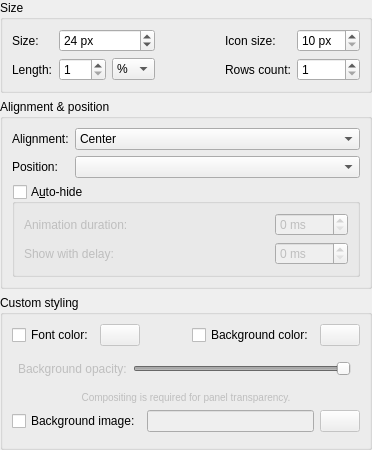
Before: the Qt Designer form panel/config/configpanelwidget.ui in lxqt/lxqt-panel, drawn with Qt 5.
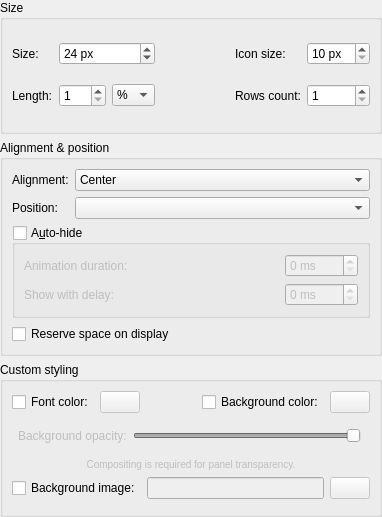
After: the same form once the commit is applied. Icons and pictures are not drawn.

Commit message:
panel: Make space reserve on display configurable
..to allow maximized windows go under the panel (if the user wants to).

```diff
--- a/panel/config/configpanelwidget.ui
+++ b/panel/config/configpanelwidget.ui
@@ -6,8 +6,8 @@
    <rect>
     <x>0</x>
     <y>0</y>
-    <width>372</width>
-    <height>397</height>
+    <width>382</width>
+    <height>517</height>
    </rect>
   </property>
   <property name="sizePolicy">
@@ -324,6 +324,16 @@
         </layout>
        </widget>
       </item>
+      <item row="3" column="0" colspan="2">
+       <widget class="QCheckBox" name="checkBox_reserveSpace">
+        <property name="toolTip">
+         <string>Don't allow maximized windows go under the panel window</string>
+        </property>
+        <property name="text">
+         <string>Reserve space on display</string>
+        </property>
+       </widget>
+      </item>
      </layout>
     </widget>
    </item>
```
The commit also changes 4 other files.
